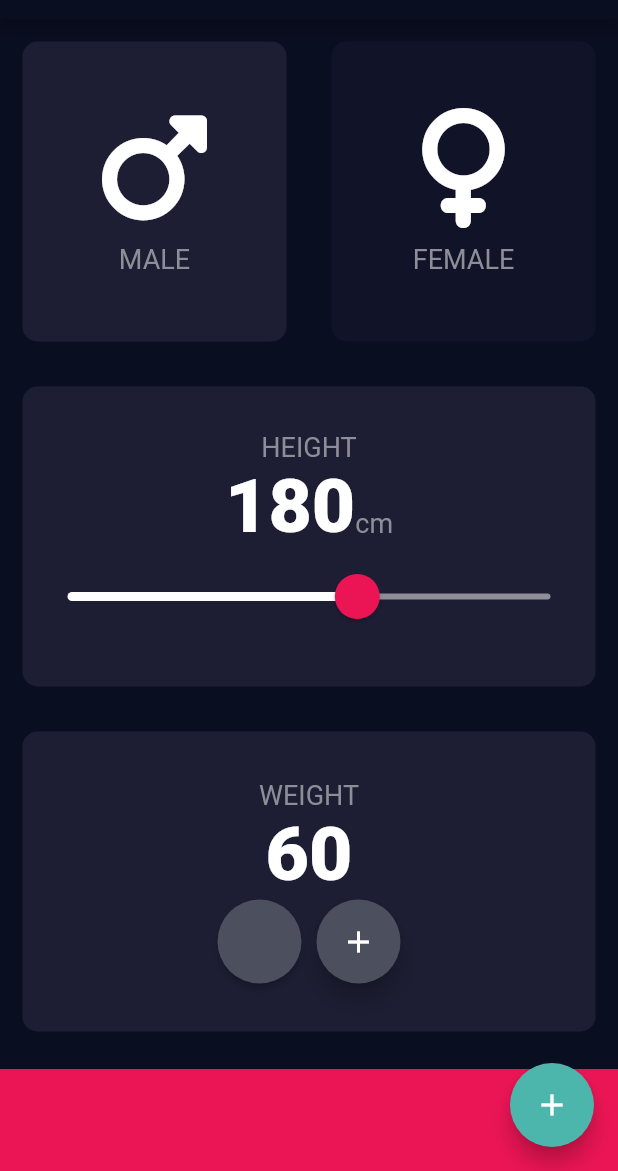
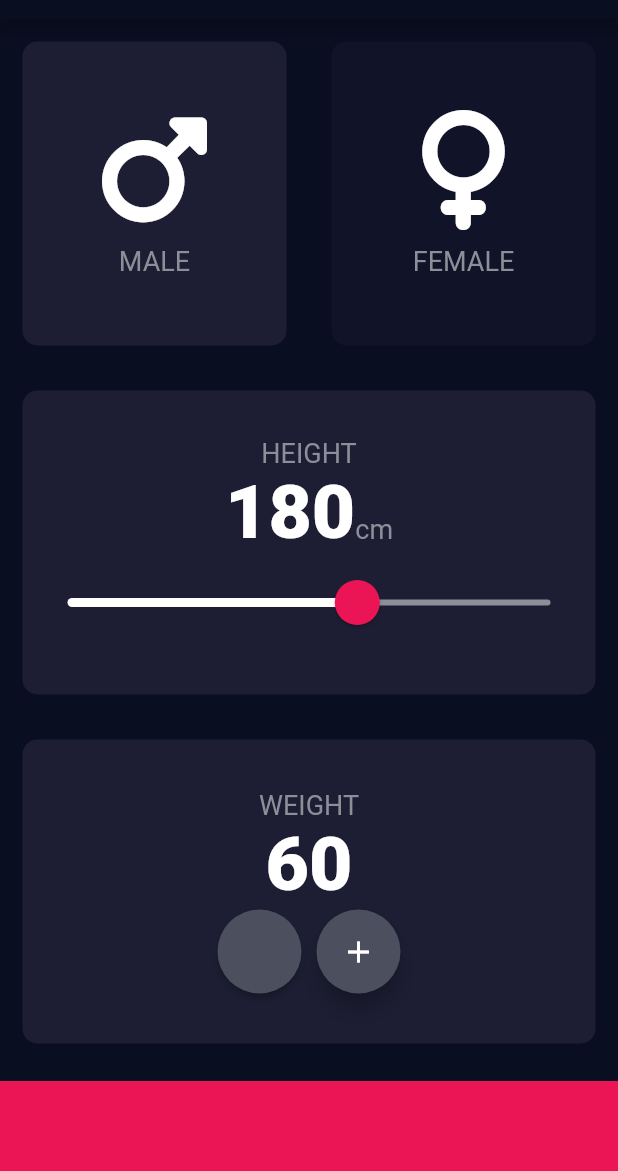
Before and after one commit to alriyadsouza/bmi_calculator, a Flutter app: the screen it shows after launch, on a phone screen of 412 x 824 dp, the part 65-1236 px from its top. Run offline on Flutter 3.47's test engine with Material 2 defaults, Android fonts, the phone set to English and light mode, and no system bars; our stand-ins replace font_awesome_flutter.

Commit message:
removed FloatingActionButton

```diff
--- a/lib/constants.dart
+++ b/lib/constants.dart
@@ -1,6 +1,6 @@
 import 'package:flutter/material.dart';
 
-const kbottomBar=68.0;
+const kbottomBar=60.0;
 const kcardColor=Color(0xFF1D1E33);
 const kinactivecardcolor= Color(0xFF111328);
 const kbottomcardColor=Color(0xFFEB1555);
--- a/lib/input_page.dart
+++ b/lib/input_page.dart
@@ -187,12 +187,6 @@ class _InputPageState extends State<InputPage> {
           )
         ],
       ),
-      floatingActionButton: FloatingActionButton(
-        onPressed: () {
-          null;
-        },
-        child: Icon(Icons.add),
-      ),
     );
   }
 }
```
